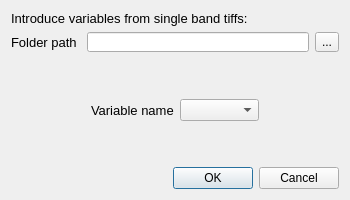
This is waterpybal_ui_design/var_from_tiff.ui in IDAEA-EVS/waterpybal as Qt 5 draws it before an edit. The edited form follows.
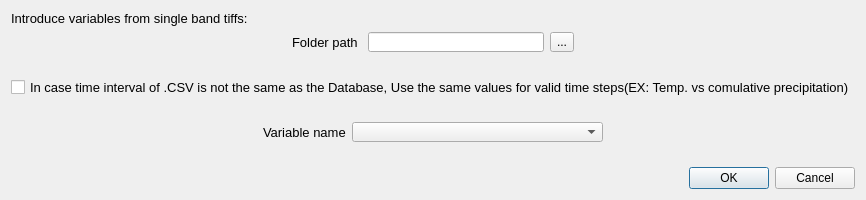
This is the edited form.

The edit to the form file:
```diff
--- a/waterpybal_ui_design/var_from_tiff.ui
+++ b/waterpybal_ui_design/var_from_tiff.ui
@@ -6,7 +6,7 @@
    <rect>
     <x>0</x>
     <y>0</y>
-    <width>350</width>
+    <width>838</width>
     <height>200</height>
    </rect>
   </property>
@@ -33,6 +33,21 @@
     </widget>
    </item>
    <item>
+    <layout class="QHBoxLayout" name="horizontalLayout_3">
+     <item>
+      <spacer name="horizontalSpacer_3">
+       <property name="orientation">
+        <enum>Qt::Horizontal</enum>
+       </property>
+       <property name="sizeHint" stdset="0">
+        <size>
+         <width>40</width>
+         <height>20</height>
+        </size>
+       </property>
+      </spacer>
+     </item>
+     <item>
     <layout class="QHBoxLayout" name="horizontalLayout_2">
      <item>
       <widget class="QLabel" name="label_var_path">
@@ -82,6 +97,49 @@
       </widget>
      </item>
     </layout>
+     </item>
+     <item>
+      <spacer name="horizontalSpacer_4">
+       <property name="orientation">
+        <enum>Qt::Horizontal</enum>
+       </property>
+       <property name="sizeHint" stdset="0">
+        <size>
+         <width>40</width>
+         <height>20</height>
+        </size>
+       </property>
+      </spacer>
+     </item>
+    </layout>
+   </item>
+   <item>
+    <spacer name="verticalSpacer_2">
+     <property name="orientation">
+      <enum>Qt::Vertical</enum>
+     </property>
+     <property name="sizeHint" stdset="0">
+      <size>
+       <width>20</width>
+       <height>40</height>
+      </size>
+     </property>
+    </spacer>
+   </item>
+   <item>
+    <widget class="QCheckBox" name="checkBox">
+     <property name="font">
+      <font>
+       <pointsize>10</pointsize>
+      </font>
+     </property>
+     <property name="text">
+      <string>In case time interval of .CSV is not the same as the Database, Use the same values for valid time steps(EX: Temp. vs comulative precipitation)</string>
+     </property>
+     <property name="checked">
+      <bool>false</bool>
+     </property>
+    </widget>
    </item>
    <item>
     <spacer name="verticalSpacer">
```
Lines whose indentation alone changed are shown as unchanged.
